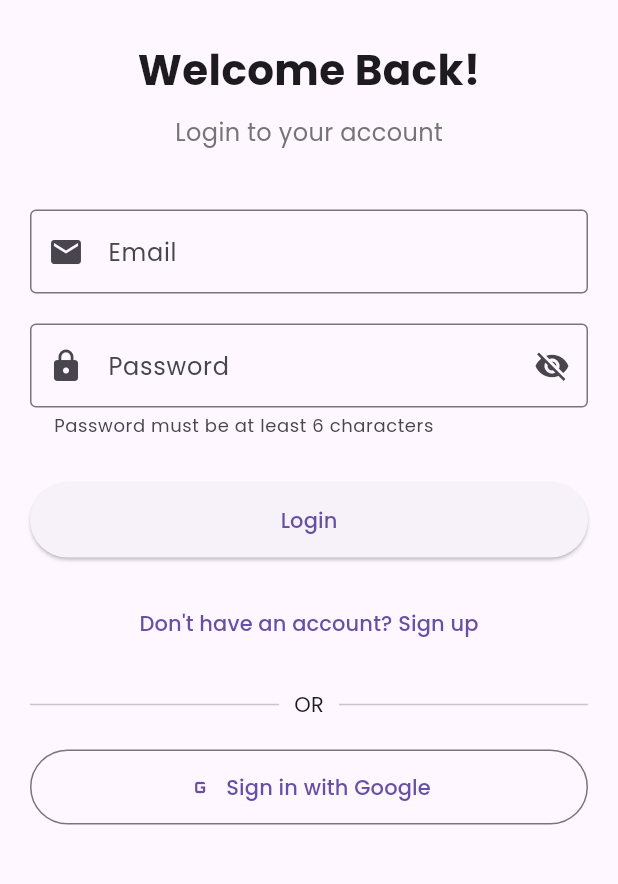
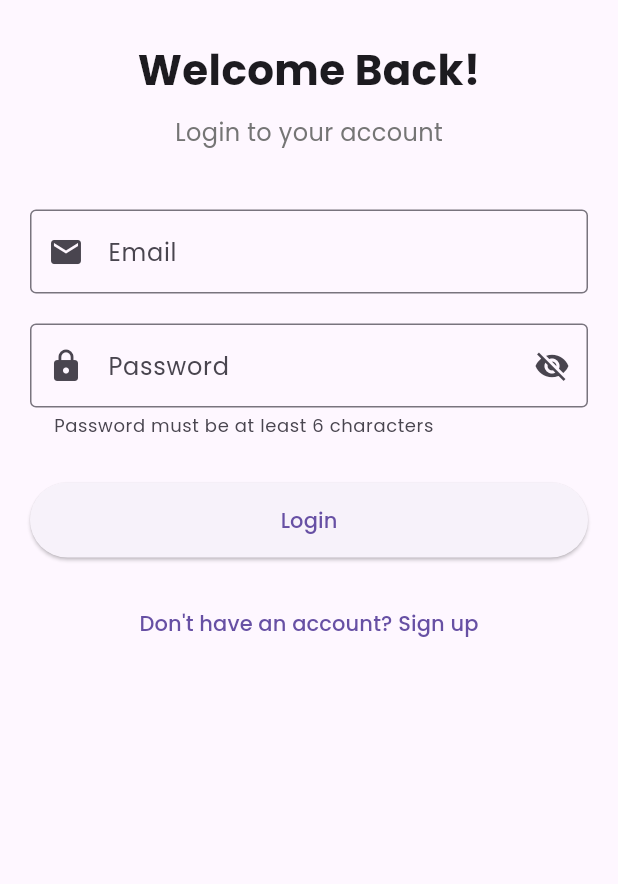
Before and after one commit to Bijetha366/herody_flutter_task, a Flutter app: the screen it shows after launch, after a tap on "Login", on a phone screen of 412 x 824 dp, the part 140-1024 px from its top. Run offline on Flutter 3.47's test engine with Material 3 defaults, Android fonts, the phone set to English and light mode, and no system bars; our stand-ins replace firebase_auth, firebase_core, firebase_database, get, google_fonts, shared_preferences; accounts and stored records are empty.

Commit message:
remove google sigin method

```diff
--- a/lib/controllers/task_controller.dart
+++ b/lib/controllers/task_controller.dart
@@ -1,3 +1,4 @@
+import 'dart:async';
 import 'package:get/get.dart';
 import 'package:firebase_database/firebase_database.dart';
 import '../models/task_model.dart';
@@ -10,31 +11,42 @@ class TaskController extends GetxController {
   RxList<TaskModel> tasks = <TaskModel>[].obs;
   RxBool isLoading = false.obs;
 
+  StreamSubscription<DatabaseEvent>? _tasksSubscription;
+
   @override
   void onInit() {
     super.onInit();
     ever(_authController.user, (user) {
       if (user != null) {
+        _cancelTasksListener();
         fetchTasks();
         setupRealtimeListener();
       } else {
+        _cancelTasksListener();
         tasks.clear();
       }
     });
   }
 
+  void _cancelTasksListener() {
+    _tasksSubscription?.cancel();
+    _tasksSubscription = null;
+  }
+
   void setupRealtimeListener() {
     if (_authController.user.value == null) return;
 
-    _database
-        .child('tasks')
-        .onValue
-        .listen((event) {
+    _cancelTasksListener();
+
+    _tasksSubscription = _database.child('tasks').onValue.listen(
+      (event) {
+        if (_authController.user.value == null) return;
+
         tasks.clear();
         if (event.snapshot.value != null) {
-        Map<dynamic, dynamic> data = event.snapshot.value as Map<dynamic, dynamic>;
+          Map<dynamic, dynamic> data =
+              event.snapshot.value as Map<dynamic, dynamic>;
           data.forEach((key, value) {
-          // ✅ Only add tasks that belong to current user
             if (value['userId'] == _authController.user.value!.uid) {
               TaskModel task = TaskModel.fromMap({
                 'id': key,
@@ -45,7 +57,12 @@ class TaskController extends GetxController {
           });
           tasks.sort((a, b) => b.createdAt.compareTo(a.createdAt));
         }
-    });
+      },
+      onError: (error) {
+        // Gracefully handle permission denied (e.g. when user logs out)
+        print('Tasks listener error (ignored): $error');
+      },
+    );
   }
 
   Future<void> fetchTasks() async {
@@ -170,6 +187,12 @@ class TaskController extends GetxController {
     }
   }
 
+  @override
+  void onClose() {
+    _cancelTasksListener();
+    super.onClose();
+  }
+
   List<TaskModel> get completedTasks =>
       tasks.where((task) => task.isCompleted).toList();
 
--- a/lib/screens/login_screen.dart
+++ b/lib/screens/login_screen.dart
@@ -144,31 +144,6 @@ class _LoginScreenState extends State<LoginScreen> {
                 onPressed: () => Get.to(() => SignupScreen()),
                 child: Text('Don\'t have an account? Sign up'),
               ),
-              const SizedBox(height: 20),
-              Row(
-                children: [
-                  Expanded(child: Divider()),
-                  Padding(
-                    padding: const EdgeInsets.symmetric(horizontal: 10),
-                    child: Text('OR'),
-                  ),
-                  Expanded(child: Divider()),
-                ],
-              ),
-              const SizedBox(height: 20),
-              Obx(() => SizedBox(
-                width: double.infinity,
-                child: OutlinedButton.icon(
-                  onPressed: authController.isLoading.value
-                      ? null
-                      : () => authController.signInWithGoogle(),
-                  icon: Icon(Icons.g_mobiledata),
-                  label: Text('Sign in with Google'),
-                  style: OutlinedButton.styleFrom(
-                    padding: const EdgeInsets.symmetric(vertical: 15),
-                  ),
-                ),
-              )),
             ],
           ),
         ),
--- a/pubspec.yaml
+++ b/pubspec.yaml
@@ -45,9 +45,6 @@ dependencies:
 
   # UI
   google_fonts: ^6.1.0
-
-  # Google Sign In
-  google_sign_in: ^6.2.1
 
   # Local Storage
   shared_preferences: ^2.2.2
```
Also changed, not shown: database.rules.json (added, +14 -0 lines), lib/controllers/auth_controller.dart (+0 -44 lines), pubspec.lock, 3 other files. Lines whose indentation alone changed are shown as unchanged.
